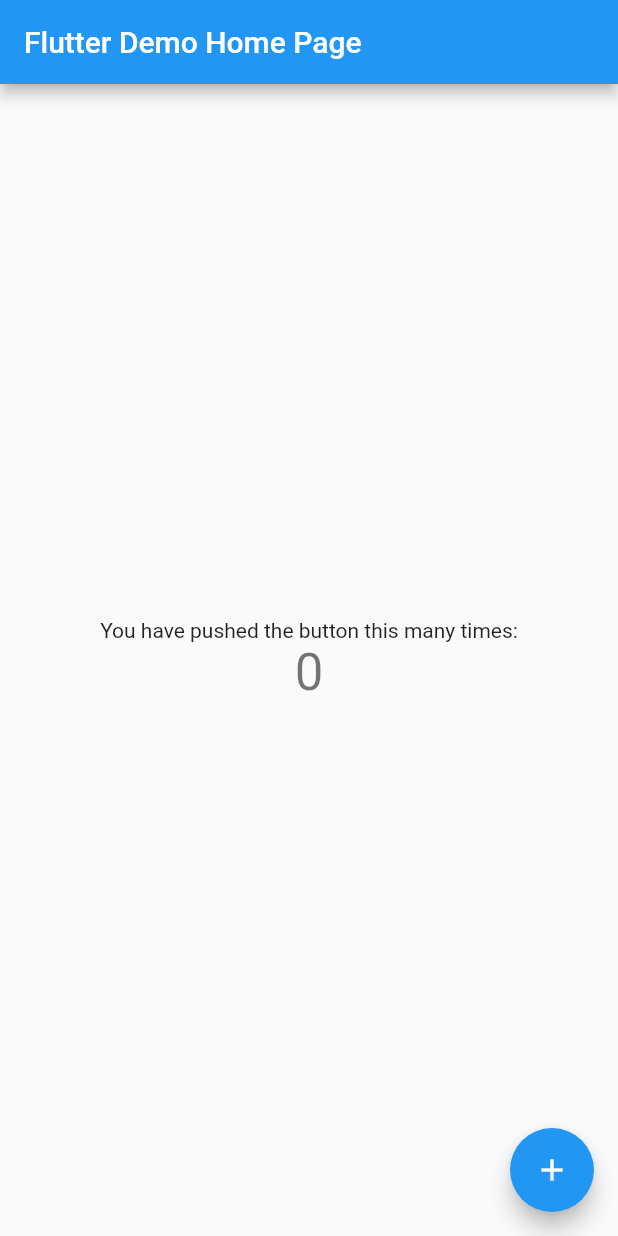
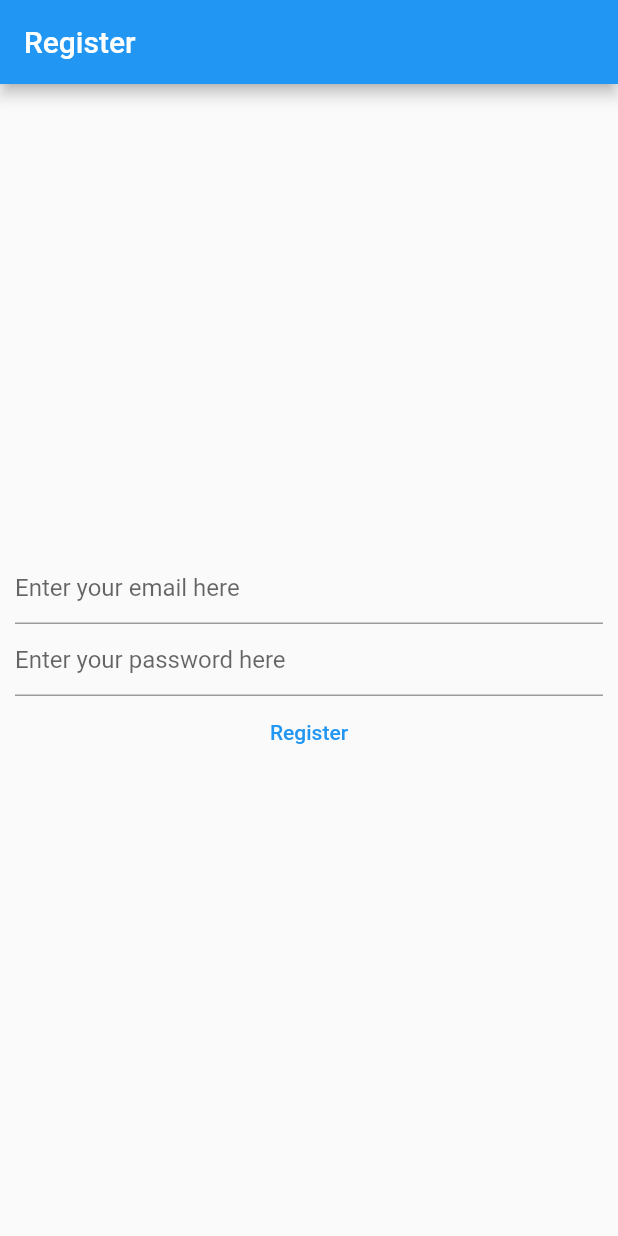
Before and after one commit to This-Is-Prince/learning-flutter, a Flutter app: the screen it shows after launch, on a phone screen of 412 x 824 dp. Run offline on Flutter 3.47's test engine with Material 2 defaults, Android fonts, the phone set to English and light mode, and no system bars; our stand-ins replace firebase_auth, firebase_core; accounts and stored records are empty.

Commit message:
feat(Register): register user screen completed

```diff
--- a/flutter_course_freecodecamp/mynotes/lib/main.dart
+++ b/flutter_course_freecodecamp/mynotes/lib/main.dart
@@ -1,115 +1,104 @@
+import 'package:firebase_core/firebase_core.dart';
 import 'package:flutter/material.dart';
+import 'package:firebase_auth/firebase_auth.dart';
+import 'firebase_options.dart';
 
 void main() {
-  runApp(const MyApp());
+  WidgetsFlutterBinding.ensureInitialized();
+  runApp(
+    MaterialApp(
+      title: 'Flutter Demo',
+      theme: ThemeData(
+        primarySwatch: Colors.blue,
+      ),
+      home: const HomePage(),
+    ),
+  );
 }
 
-class MyApp extends StatelessWidget {
-  const MyApp({Key? key}) : super(key: key);
+class HomePage extends StatefulWidget {
+  const HomePage({Key? key}) : super(key: key);
 
-  // This widget is the root of your application.
   @override
-  Widget build(BuildContext context) {
-    return MaterialApp(
-      title: 'Flutter Demo',
-      theme: ThemeData(
-        // This is the theme of your application.
-        //
-        // Try running your application with "flutter run". You'll see the
-        // application has a blue toolbar. Then, without quitting the app, try
-        // changing the primarySwatch below to Colors.green and then invoke
-        // "hot reload" (press "r" in the console where you ran "flutter run",
-        // or simply save your changes to "hot reload" in a Flutter IDE).
-        // Notice that the counter didn't reset back to zero; the application
-        // is not restarted.
-        primarySwatch: Colors.blue,
-      ),
-      home: const MyHomePage(title: 'Flutter Demo Home Page'),
-    );
-  }
+  State<HomePage> createState() => _HomePageState();
 }
 
-class MyHomePage extends StatefulWidget {
-  const MyHomePage({Key? key, required this.title}) : super(key: key);
-
-  // This widget is the home page of your application. It is stateful, meaning
-  // that it has a State object (defined below) that contains fields that affect
-  // how it looks.
-
-  // This class is the configuration for the state. It holds the values (in this
-  // case the title) provided by the parent (in this case the App widget) and
-  // used by the build method of the State. Fields in a Widget subclass are
-  // always marked "final".
-
-  final String title;
+class _HomePageState extends State<HomePage> {
+  late final TextEditingController _email;
+  late final TextEditingController _password;
 
   @override
-  State<MyHomePage> createState() => _MyHomePageState();
-}
+  void initState() {
+    _email = TextEditingController();
+    _password = TextEditingController();
+    super.initState();
+  }
 
-class _MyHomePageState extends State<MyHomePage> {
-  int _counter = 0;
-
-  void _incrementCounter() {
-    setState(() {
-      // This call to setState tells the Flutter framework that something has
-      // changed in this State, which causes it to rerun the build method below
-      // so that the display can reflect the updated values. If we changed
-      // _counter without calling setState(), then the build method would not be
-      // called again, and so nothing would appear to happen.
-      _counter++;
-    });
+  @override
+  void dispose() {
+    _email.dispose();
+    _password.dispose();
+    super.dispose();
   }
 
   @override
   Widget build(BuildContext context) {
-    // This method is rerun every time setState is called, for instance as done
-    // by the _incrementCounter method above.
-    //
-    // The Flutter framework has been optimized to make rerunning build methods
-    // fast, so that you can just rebuild anything that needs updating rather
-    // than having to individually change instances of widgets.
     return Scaffold(
-      appBar: AppBar(
-        // Here we take the value from the MyHomePage object that was created by
-        // the App.build method, and use it to set our appbar title.
-        title: Text(widget.title),
-      ),
+      appBar: AppBar(title: const Text('Register')),
       body: Center(
-        // Center is a layout widget. It takes a single child and positions it
-        // in the middle of the parent.
-        child: Column(
-          // Column is also a layout widget. It takes a list of children and
-          // arranges them vertically. By default, it sizes itself to fit its
-          // children horizontally, and tries to be as tall as its parent.
-          //
-          // Invoke "debug painting" (press "p" in the console, choose the
-          // "Toggle Debug Paint" action from the Flutter Inspector in Android
-          // Studio, or the "Toggle Debug Paint" command in Visual Studio Code)
-          // to see the wireframe for each widget.
-          //
-          // Column has various properties to control how it sizes itself and
-          // how it positions its children. Here we use mainAxisAlignment to
-          // center the children vertically; the main axis here is the vertical
-          // axis because Columns are vertical (the cross axis would be
-          // horizontal).
-          mainAxisAlignment: MainAxisAlignment.center,
-          children: <Widget>[
-            const Text(
-              'You have pushed the button this many times:',
-            ),
-            Text(
-              '$_counter',
-              style: Theme.of(context).textTheme.headline4,
-            ),
-          ],
+        child: FutureBuilder(
+          future: Firebase.initializeApp(
+            options: DefaultFirebaseOptions.currentPlatform,
+          ),
+          builder: (context, snapshot) {
+            switch (snapshot.connectionState) {
+              case ConnectionState.done:
+                return Column(
+                  mainAxisAlignment: MainAxisAlignment.center,
+                  children: [
+                    Padding(
+                      padding: const EdgeInsets.only(left: 10.0, right: 10.0),
+                      child: TextField(
+                        controller: _email,
+                        enableSuggestions: false,
+                        autocorrect: false,
+                        keyboardType: TextInputType.emailAddress,
+                        decoration: const InputDecoration(
+                            hintText: 'Enter your email here'),
+                      ),
+                    ),
+                    Padding(
+                      padding: const EdgeInsets.only(left: 10.0, right: 10.0),
+                      child: TextField(
+                        controller: _password,
+                        obscureText: true,
+                        enableSuggestions: false,
+                        autocorrect: false,
+                        decoration: const InputDecoration(
+                            hintText: 'Enter your password here'),
+                      ),
+                    ),
+                    TextButton(
+                      onPressed: () async {
+                        final email = _email.text;
+                        final password = _password.text;
+                        final userCredential = await FirebaseAuth.instance
+                            .createUserWithEmailAndPassword(
+                          email: email,
+                          password: password,
+                        );
+                        print(userCredential);
+                      },
+                      child: const Text("Register"),
+                    ),
+                  ],
+                );
+              default:
+                return const Text('Loading....');
+            }
+          },
         ),
       ),
-      floatingActionButton: FloatingActionButton(
-        onPressed: _incrementCounter,
-        tooltip: 'Increment',
-        child: const Icon(Icons.add),
-      ), // This trailing comma makes auto-formatting nicer for build methods.
     );
   }
 }
```
